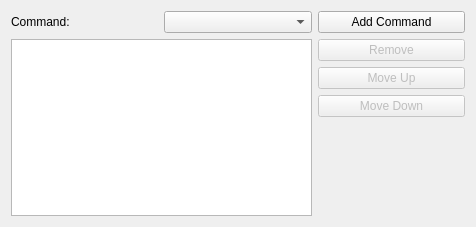
The window that plugins/Commands/List/createlistcommandwidget.ui (KDE/simon) describes before a commit, drawn with Qt 5.
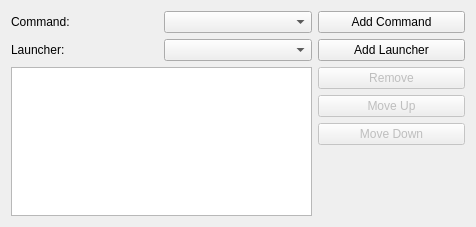
The same window after the commit. Custom widgets are drawn as their Qt base class.

Commit message: List and composite commands can now contain command launchers (show calculator, display desktopgrid, etc.) However, this makes composite / list commands even more ugly. Still no clean solution for commands containing commands...

```diff
--- a/plugins/Commands/List/createlistcommandwidget.ui
+++ b/plugins/Commands/List/createlistcommandwidget.ui
@@ -30,9 +30,9 @@
      </property>
     </widget>
    </item>
-   <item row="1" column="0" colspan="2" >
-    <widget class="QTableView" name="tvCommands" >
-     <property name="selectionMode" >
+   <item row="2" column="0" colspan="2">
+    <widget class="QTableView" name="tvCommands">
+     <property name="selectionMode">
       <enum>QAbstractItemView::SingleSelection</enum>
      </property>
      <property name="selectionBehavior" >
@@ -40,8 +40,8 @@
      </property>
     </widget>
    </item>
-   <item row="1" column="2" >
-    <layout class="QVBoxLayout" name="verticalLayout" >
+   <item row="2" column="2">
+    <layout class="QVBoxLayout" name="verticalLayout">
      <item>
       <widget class="QPushButton" name="pbRemove" >
        <property name="enabled" >
@@ -87,6 +87,23 @@
      </item>
     </layout>
    </item>
+   <item row="1" column="0">
+    <widget class="QLabel" name="label_2">
+     <property name="text">
+      <string>Launcher:</string>
+     </property>
+    </widget>
+   </item>
+   <item row="1" column="1">
+    <widget class="KComboBox" name="cbLaunchers"/>
+   </item>
+   <item row="1" column="2">
+    <widget class="QPushButton" name="pbAddLauncher">
+     <property name="text">
+      <string>Add Launcher</string>
+     </property>
+    </widget>
+   </item>
   </layout>
  </widget>
  <customwidgets>
```
Left out of the diff: 53 changed lines with no effect on the pictures. The commit also changes 38 other files.
